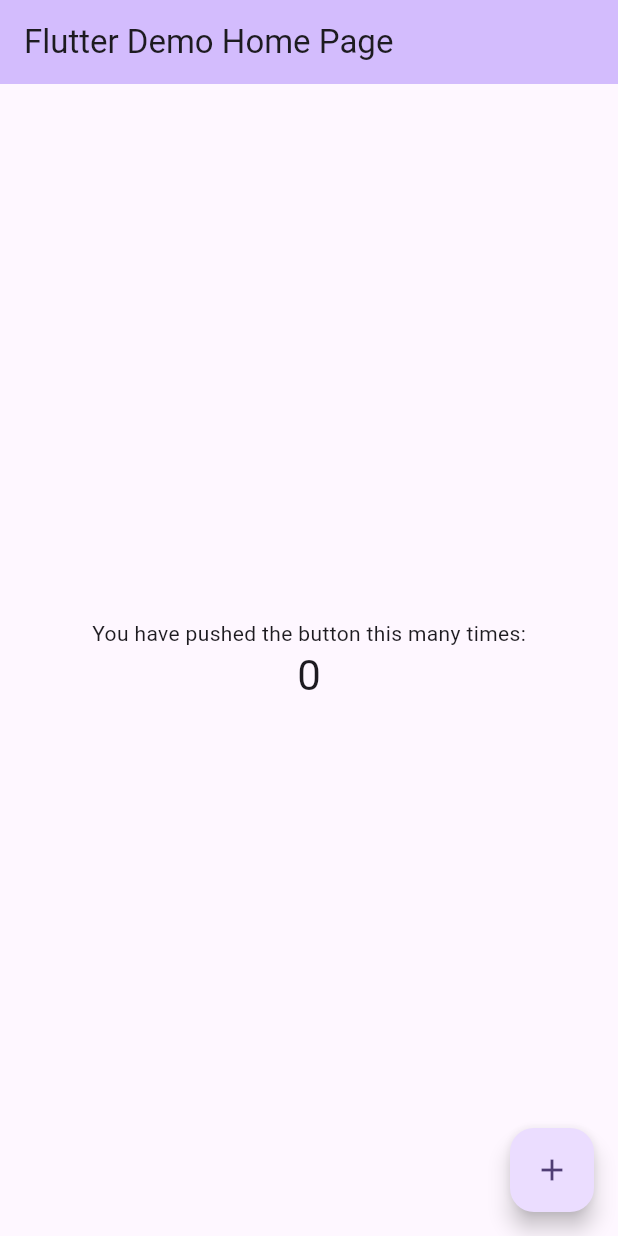
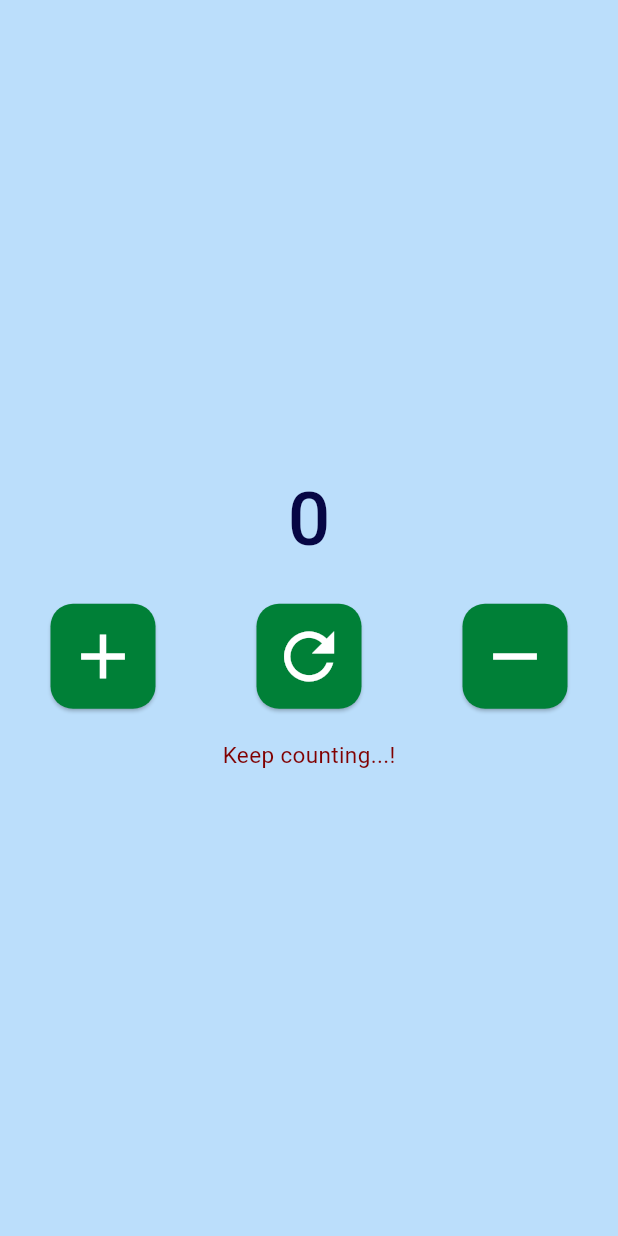
Before and after one commit to MuhammadAbdulKaium/counter_app, a Flutter app: the screen it shows after launch, on a phone screen of 412 x 824 dp. Run offline on Flutter 3.47's test engine with Material 3 defaults, Android fonts, the phone set to English and light mode, and no system bars.

```diff
--- a/lib/main.dart
+++ b/lib/main.dart
@@ -11,41 +11,18 @@ class MyApp extends StatelessWidget {
   @override
   Widget build(BuildContext context) {
     return MaterialApp(
-      title: 'Flutter Demo',
+      debugShowCheckedModeBanner: false,
+      title: 'Counter App',
       theme: ThemeData(
-        // This is the theme of your application.
-        //
-        // TRY THIS: Try running your application with "flutter run". You'll see
-        // the application has a purple toolbar. Then, without quitting the app,
-        // try changing the seedColor in the colorScheme below to Colors.green
-        // and then invoke "hot reload" (save your changes or press the "hot
-        // reload" button in a Flutter-supported IDE, or press "r" if you used
-        // the command line to start the app).
-        //
-        // Notice that the counter didn't reset back to zero; the application
-        // state is not lost during the reload. To reset the state, use hot
-        // restart instead.
-        //
-        // This works for code too, not just values: Most code changes can be
-        // tested with just a hot reload.
-        colorScheme: ColorScheme.fromSeed(seedColor: Colors.deepPurple),
+        colorScheme: ColorScheme.fromSeed(seedColor: Colors.deepOrange),
       ),
-      home: const MyHomePage(title: 'Flutter Demo Home Page'),
+      home: const MyHomePage(title: 'Counter App'),
     );
   }
 }
 
 class MyHomePage extends StatefulWidget {
   const MyHomePage({super.key, required this.title});
-
-  // This widget is the home page of your application. It is stateful, meaning
-  // that it has a State object (defined below) that contains fields that affect
-  // how it looks.
-
-  // This class is the configuration for the state. It holds the values (in this
-  // case the title) provided by the parent (in this case the App widget) and
-  // used by the build method of the State. Fields in a Widget subclass are
-  // always marked "final".
 
   final String title;
 
@@ -58,65 +35,114 @@ class _MyHomePageState extends State<MyHomePage> {
 
   void _incrementCounter() {
     setState(() {
-      // This call to setState tells the Flutter framework that something has
-      // changed in this State, which causes it to rerun the build method below
-      // so that the display can reflect the updated values. If we changed
-      // _counter without calling setState(), then the build method would not be
-      // called again, and so nothing would appear to happen.
       _counter++;
+    });
+  }
+  void _decrementCounter() {
+    setState(() {
+      if(_counter > 0){
+        _counter--;
+      }
+    });
+  }
+  void _refreshCounter() {
+    setState(() {
+      _counter = 0;
     });
   }
 
   @override
   Widget build(BuildContext context) {
-    // This method is rerun every time setState is called, for instance as done
-    // by the _incrementCounter method above.
-    //
-    // The Flutter framework has been optimized to make rerunning build methods
-    // fast, so that you can just rebuild anything that needs updating rather
-    // than having to individually change instances of widgets.
     return Scaffold(
-      appBar: AppBar(
-        // TRY THIS: Try changing the color here to a specific color (to
-        // Colors.amber, perhaps?) and trigger a hot reload to see the AppBar
-        // change color while the other colors stay the same.
-        backgroundColor: Theme.of(context).colorScheme.inversePrimary,
-        // Here we take the value from the MyHomePage object that was created by
-        // the App.build method, and use it to set our appbar title.
-        title: Text(widget.title),
-      ),
-      body: Center(
-        // Center is a layout widget. It takes a single child and positions it
-        // in the middle of the parent.
+      body: Container(
+        color: Colors.blue[100],
+        child: Center(
           child: Column(
-          // Column is also a layout widget. It takes a list of children and
-          // arranges them vertically. By default, it sizes itself to fit its
-          // children horizontally, and tries to be as tall as its parent.
-          //
-          // Column has various properties to control how it sizes itself and
-          // how it positions its children. Here we use mainAxisAlignment to
-          // center the children vertically; the main axis here is the vertical
-          // axis because Columns are vertical (the cross axis would be
-          // horizontal).
-          //
-          // TRY THIS: Invoke "debug painting" (choose the "Toggle Debug Paint"
-          // action in the IDE, or press "p" in the console), to see the
-          // wireframe for each widget.
             mainAxisAlignment: MainAxisAlignment.center,
             children: <Widget>[
-            const Text('You have pushed the button this many times:'),
               Text(
                 '$_counter',
-              style: Theme.of(context).textTheme.headlineMedium,
+                style: TextStyle(
+                  fontSize: 50,
+                  fontWeight: FontWeight.w500,
+                  color: const Color(0xFF060644),
+                ),
+              ),
+              SizedBox(height: 20,),
+              Row(
+                mainAxisAlignment: MainAxisAlignment.spaceAround,
+
+                children: [
+                  ElevatedButton(
+                    style: ElevatedButton.styleFrom(
+                      padding: EdgeInsets.all(10),
+                      backgroundColor: const Color(0xFF008037),
+                      shape: RoundedRectangleBorder(borderRadius: BorderRadius.circular(15)),
+                    ),
+                    onPressed: _incrementCounter,
+                    child: Row(
+                      mainAxisAlignment: MainAxisAlignment.spaceBetween,
+                      children: [
+                        Icon(
+                          Icons.add,
+                          color: Colors.white,
+                          size: 50,
                         ),
                       ],
                     ),
                   ),
-      floatingActionButton: FloatingActionButton(
-        onPressed: _incrementCounter,
-        tooltip: 'Increment',
-        child: const Icon(Icons.add),
-      ), // This trailing comma makes auto-formatting nicer for build methods.
+                  ElevatedButton(
+                    style: ElevatedButton.styleFrom(
+                      padding: EdgeInsets.all(10),
+                      backgroundColor: const Color(0xFF008037),
+                      shape: RoundedRectangleBorder(borderRadius: BorderRadius.circular(15)),
+                    ),
+                    onPressed: _refreshCounter,
+                    child: Row(
+                      mainAxisAlignment: MainAxisAlignment.spaceBetween,
+                      children: [
+                        Icon(
+                          Icons.refresh,
+                          color: Colors.white,
+                          size: 50,
+                        ),
+                      ],
+                    ),
+                  ),
+                  ElevatedButton(
+                    style: ElevatedButton.styleFrom(
+                      padding: EdgeInsets.all(10),
+                      backgroundColor: const Color(0xFF008037),
+                      shape: RoundedRectangleBorder(borderRadius: BorderRadius.circular(15)),
+                    ),
+                    onPressed: _decrementCounter,
+                    child: Row(
+                      mainAxisAlignment: MainAxisAlignment.spaceBetween,
+                      children: [
+                        Icon(
+                          Icons.remove,
+                          color: Colors.white,
+                          size: 50,
+                        ),
+                      ],
+                    ),
+                  ),
+                ],
+              ),
+              SizedBox(height: 20,),
+              Text(
+                'Keep counting...!',
+                style: TextStyle(
+                  fontSize: 15,
+                  fontWeight: FontWeight.w400,
+                  color: const Color(0xFF800000),
+                ),
+              ),
+              // const Text('Keep counting...!'),
+            ],
+          ),
+        ),
+      ),
     );
   }
 }
```
Lines whose indentation alone changed are shown as unchanged.
